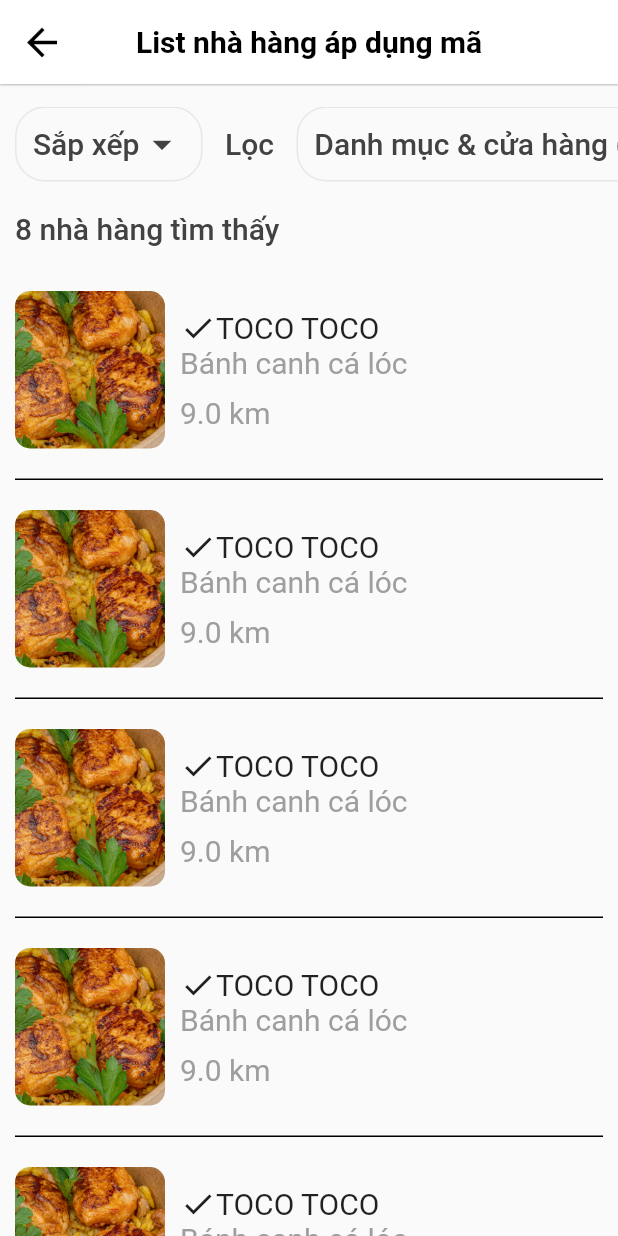
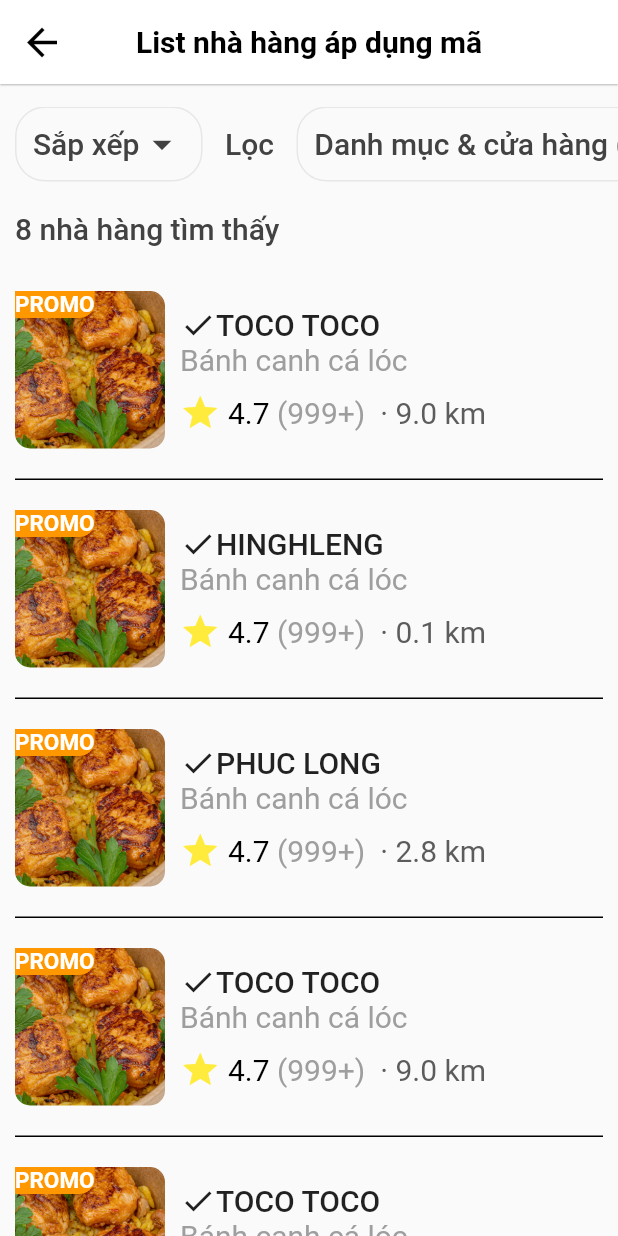
Before and after one commit to vuongchihai/duAn_BaeMaxFK, a Flutter app: the nhaHangDuocApDungGiamGiaPage screen opened directly, on a phone screen of 412 x 824 dp. Run offline on Flutter 3.47's test engine with Material 2 defaults, Android fonts, the phone set to English and light mode, and no system bars; our stand-ins replace carousel_slider, fluttertoast, scroll_date_picker.

Commit message:
ds nha hang va chi tiet nha hang chua xong p5

```diff
--- a/sourceCode_BaeMax/baemax/lib/pages/page_chiTietPhieuKM.dart
+++ b/sourceCode_BaeMax/baemax/lib/pages/page_chiTietPhieuKM.dart
@@ -2,7 +2,10 @@
 import 'package:intl/intl.dart';
 
 class thongTinChiTietPhieuKMPage extends StatefulWidget {
-  thongTinChiTietPhieuKMPage({Key? key, required this.item}) : super(key: key);
+  thongTinChiTietPhieuKMPage({
+    Key? key,
+    required this.item,
+  }) : super(key: key);
 
   final dynamic item;
 
--- a/sourceCode_BaeMax/baemax/lib/pages/page_danhSachNhaHangDuocApDung.dart
+++ b/sourceCode_BaeMax/baemax/lib/pages/page_danhSachNhaHangDuocApDung.dart
@@ -25,23 +25,23 @@
     nhaHang(
       idNH: 'NH001',
       tenNH: 'TOCO TOCO',
-      diaChiNH: '299 Tân Kỳ Tân Qúy, Phường Tân Sơn Nhì, Quận Tân Phú, Tp.HCM',
+      diaChiNH: 'Cà MauCà MauCà MauCà MauCà MauCà MauCà MauCà Mau',
       monAn: 'Bánh canh cá lóc',
       khoangCach: 9.0,
     ),
     nhaHang(
       idNH: 'NH002',
-      tenNH: 'TOCO TOCO',
+      tenNH: 'HINGHLENG',
       diaChiNH: '299 Tân Kỳ Tân Qúy, Phường Tân Sơn Nhì, Quận Tân Phú, Tp.HCM',
       monAn: 'Bánh canh cá lóc',
-      khoangCach: 9.0,
+      khoangCach: 0.1,
     ),
     nhaHang(
       idNH: 'NH003',
-      tenNH: 'TOCO TOCO',
+      tenNH: 'PHUC LONG',
       diaChiNH: '299 Tân Kỳ Tân Qúy, Phường Tân Sơn Nhì, Quận Tân Phú, Tp.HCM',
       monAn: 'Bánh canh cá lóc',
-      khoangCach: 9.0,
+      khoangCach: 2.8,
     ),
     nhaHang(
       idNH: 'NH004',
@@ -336,7 +336,7 @@
                 child: Column(
                   children: NhaHangs.map((item) => Column(
                         children: [
-                          chiTietNhaHang(item: item),
+                          dsNhaHang(item: item),
                         ],
                       )).toList(),
                 ),
--- a/sourceCode_BaeMax/baemax/lib/widgets/listNhaHang_chiTietNhaHang.dart
+++ b/sourceCode_BaeMax/baemax/lib/widgets/listNhaHang_chiTietNhaHang.dart
@@ -1,8 +1,8 @@
 import 'package:baemax/widgets/chiTietIemNhaHangDuocApDung.dart';
 import 'package:flutter/material.dart';
 
-class chiTietNhaHang extends StatelessWidget {
-  chiTietNhaHang({
+class dsNhaHang extends StatelessWidget {
+  dsNhaHang({
     Key? key,
     required this.item,
   }) : super(key: key);
@@ -16,7 +16,7 @@
         Navigator.push(
           context,
           MaterialPageRoute(
-            builder: (context) => itemChiTietNhaHangDuocApDung(),
+            builder: (context) => itemChiTietNhaHangDuocApDung(item: item),
           ),
         );
       },
@@ -36,14 +36,39 @@
         child: Row(
           children: [
             Container(
+              child: Stack(
+                alignment: Alignment.center,
+                children: [
+                  ClipRRect(
+                    borderRadius: BorderRadius.circular(10),
+                    child: Image(
+                      image: AssetImage('images/hinh_73.jpg'),
+                      fit: BoxFit.cover,
                       width: 100,
                       height: 105,
-              decoration: BoxDecoration(
-                borderRadius: BorderRadius.circular(10),
-                image: DecorationImage(
-                  image: AssetImage('images/hinh_73.jpg'),
-                  fit: BoxFit.cover,
                     ),
+                  ),
+                  Positioned(
+                    top: 0,
+                    left: 0,
+                    child: Container(
+                      decoration: const BoxDecoration(
+                        color: Colors.orange,
+                        borderRadius: BorderRadius.only(
+                          bottomRight: Radius.circular(10),
+                        ),
+                      ),
+                      child: const Text(
+                        'PROMO',
+                        style: TextStyle(
+                          fontSize: 15,
+                          fontWeight: FontWeight.bold,
+                          color: Colors.white,
+                        ),
+                      ),
+                    ),
+                  ),
+                ],
               ),
             ),
             const SizedBox(
@@ -67,7 +92,7 @@
                               item.tenNH,
                               style: const TextStyle(
                                 fontSize: 20,
-                                fontWeight: FontWeight.w400,
+                                fontWeight: FontWeight.w500,
                               ),
                               softWrap: true,
                             ),
@@ -89,12 +114,48 @@
                     height: 10,
                   ),
                   Container(
-                    child: Text(
-                      '${item.khoangCach} km',
-                      style: const TextStyle(
+                    width: 250,
+                    child: Row(
+                      children: [
+                        const Icon(
+                          Icons.star,
+                          color: Colors.yellow,
+                          size: 27,
+                        ),
+                        const SizedBox(
+                          width: 5,
+                        ),
+                        const Text.rich(
+                          TextSpan(
+                            children: [
+                              TextSpan(
+                                text: '4.7',
+                                style: TextStyle(
+                                  fontSize: 20,
+                                  color: Colors.black,
+                                ),
+                              ),
+                              TextSpan(
+                                text: ' (999+)',
+                                style: TextStyle(
                                   fontSize: 20,
                                   color: Colors.grey,
                                 ),
+                              ),
+                            ],
+                          ),
+                        ),
+                        const SizedBox(
+                          width: 10,
+                        ),
+                        Text(
+                          '· ${item.khoangCach} km',
+                          style: const TextStyle(
+                            fontSize: 20,
+                            color: Color.fromARGB(255, 92, 92, 92),
+                          ),
+                        ),
+                      ],
                     ),
                   ),
                 ],
```
Also changed, not shown: sourceCode_BaeMax/baemax/lib/widgets/chiTietIemNhaHangDuocApDung.dart (+88 -11 lines). Lines whose indentation alone changed are shown as unchanged.
